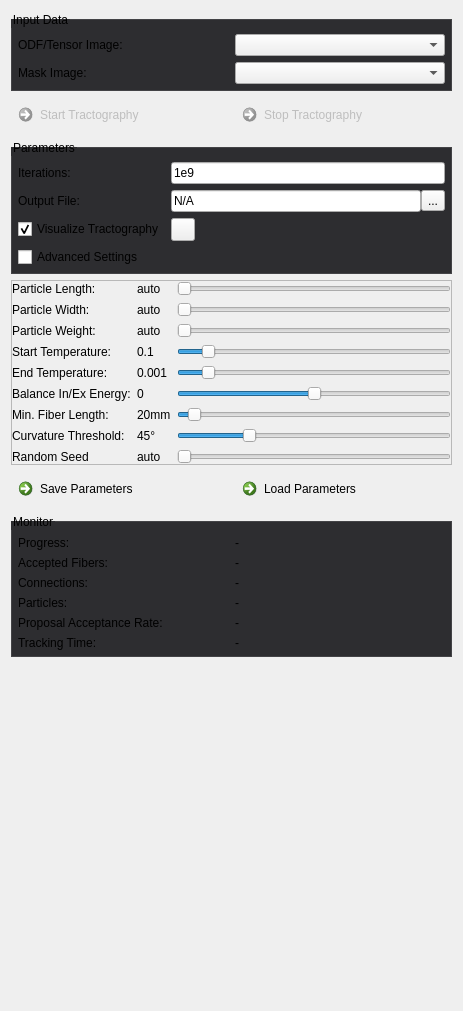
MITK/MITK, file Plugins/org.mitk.gui.qt.diffusionimaging.tractography/src/internal/QmitkGibbsTrackingViewControls.ui: the form before one commit.
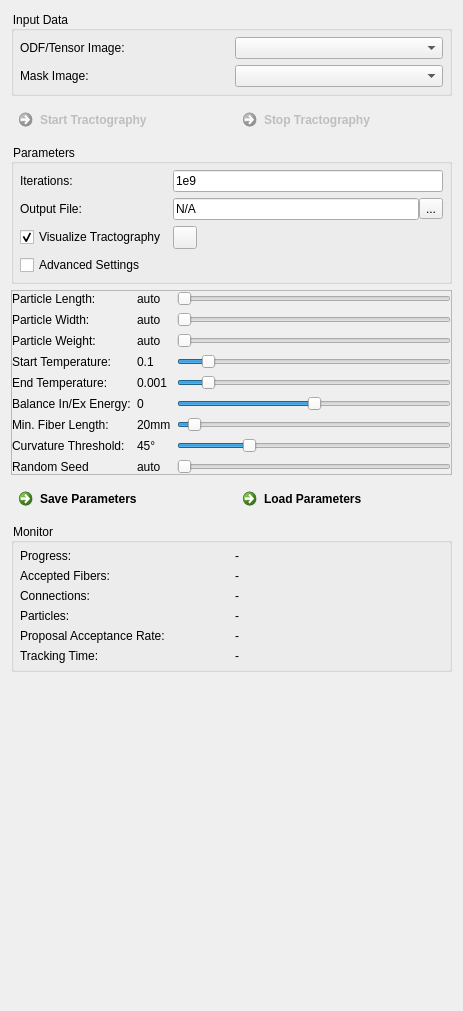
The form after the commit. Icons and pictures are not drawn. Custom widgets are drawn as their Qt base class.

Diff of the .ui file:
```diff
--- a/Plugins/org.mitk.gui.qt.diffusionimaging.tractography/src/internal/QmitkGibbsTrackingViewControls.ui
+++ b/Plugins/org.mitk.gui.qt.diffusionimaging.tractography/src/internal/QmitkGibbsTrackingViewControls.ui
@@ -27,7 +27,7 @@
   </property>
   <property name="styleSheet">
    <string>QCommandLinkButton {
-  font-weight: normal;
+  font-weight: lighter;
 }
 
 QCommandLinkButton:disabled {
@@ -36,7 +36,6 @@
 }
 
 QToolBox::tab {
-  border: 1px solid #434346;
   font-weight: bold;
 }
 
@@ -46,20 +45,15 @@
 }
 
 QToolBox::tab:selected {
-  background-color: #1c97ea;
-  border: 1px solid #1c97ea;
   font-weight: bold;
 }
 
 QGroupBox {
-  border: 1px solid #434346;
-  background-color: #2d2d30;
-  margin-top: 8px;
-  padding-top: 8px;
+  background-color: transparent;
 }
 
 QGroupBox, QGroupBox:disabled {
-  background-color: #2d2d30;
+  background-color: transparent;
 }</string>
   </property>
   <layout class="QFormLayout" name="formLayout">
```
Left out of the diff: 1 changed line with no effect on the pictures.
